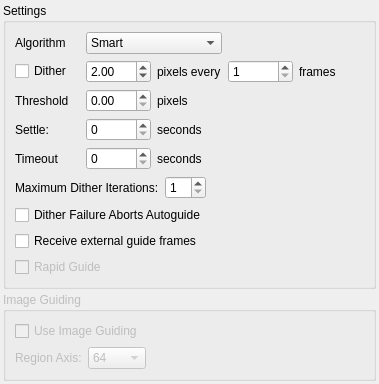
mikefulb/kstars, file kstars/ekos/guide/opsguide.ui: the form before one commit.
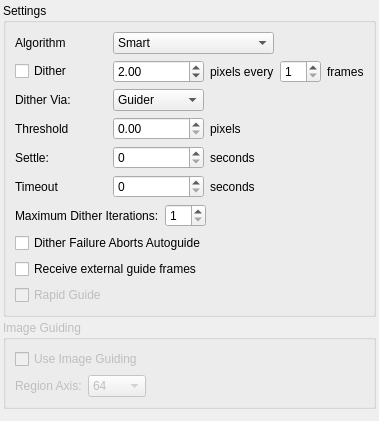
The form after the commit.

Commit message: added control and option for dithervia

Patch:
```diff
--- a/kstars/ekos/guide/opsguide.ui
+++ b/kstars/ekos/guide/opsguide.ui
@@ -7,7 +7,7 @@
     <x>0</x>
     <y>0</y>
     <width>379</width>
-    <height>378</height>
+    <height>421</height>
    </rect>
   </property>
   <layout class="QVBoxLayout" name="verticalLayout">
@@ -34,13 +34,81 @@
      <layout class="QVBoxLayout" name="verticalLayout_2">
       <item>
        <layout class="QGridLayout" name="gridLayout">
-        <item row="2" column="2">
+        <item row="5" column="2">
+         <widget class="QLabel" name="label_9">
+          <property name="text">
+           <string>seconds</string>
+          </property>
+         </widget>
+        </item>
+        <item row="5" column="1">
+         <widget class="QSpinBox" name="kcfg_DitherTimeout">
+          <property name="toolTip">
+           <string>time limit for successful dither settling</string>
+          </property>
+         </widget>
+        </item>
+        <item row="5" column="0">
+         <widget class="QLabel" name="label_8">
+          <property name="text">
+           <string>Timeout</string>
+          </property>
+         </widget>
+        </item>
+        <item row="1" column="1">
+         <widget class="QDoubleSpinBox" name="kcfg_DitherPixels">
+          <property name="toolTip">
+           <string>Number of pixels to move the guiding square in a random direction.</string>
+          </property>
+          <property name="minimum">
+           <double>0.100000000000000</double>
+          </property>
+          <property name="maximum">
+           <double>10.000000000000000</double>
+          </property>
+          <property name="singleStep">
+           <double>0.100000000000000</double>
+          </property>
+          <property name="value">
+           <double>2.000000000000000</double>
+          </property>
+         </widget>
+        </item>
+        <item row="3" column="2">
          <widget class="QLabel" name="label_7">
           <property name="text">
            <string>pixels</string>
           </property>
          </widget>
         </item>
+        <item row="3" column="1">
+         <widget class="QDoubleSpinBox" name="kcfg_DitherThreshold">
+          <property name="toolTip">
+           <string>Maximum allowable distance for guiding to be considered settled.</string>
+          </property>
+         </widget>
+        </item>
+        <item row="1" column="4">
+         <widget class="QLabel" name="label">
+          <property name="text">
+           <string>frames</string>
+          </property>
+         </widget>
+        </item>
+        <item row="0" column="0">
+         <widget class="QLabel" name="l_19">
+          <property name="text">
+           <string>Algorithm</string>
+          </property>
+         </widget>
+        </item>
+        <item row="4" column="1">
+         <widget class="QSpinBox" name="kcfg_DitherSettle">
+          <property name="toolTip">
+           <string>After dither is successful, wait for this many seconds before proceeding.</string>
+          </property>
+         </widget>
+        </item>
         <item row="1" column="0">
          <widget class="QCheckBox" name="kcfg_DitherEnabled">
           <property name="toolTip">
@@ -51,21 +119,14 @@
           </property>
          </widget>
         </item>
-        <item row="1" column="4">
-         <widget class="QLabel" name="label">
+        <item row="4" column="2">
+         <widget class="QLabel" name="label_5">
           <property name="text">
-           <string>frames</string>
+           <string>seconds</string>
           </property>
          </widget>
         </item>
-        <item row="2" column="1">
-         <widget class="QDoubleSpinBox" name="kcfg_DitherThreshold">
-          <property name="toolTip">
-           <string>Maximum allowable distance for guiding to be considered settled.</string>
-          </property>
-         </widget>
-        </item>
-        <item row="2" column="0">
+        <item row="3" column="0">
          <widget class="QLabel" name="label_6">
           <property name="toolTip">
            <string/>
@@ -75,36 +136,10 @@
           </property>
          </widget>
         </item>
-        <item row="3" column="1">
-         <widget class="QSpinBox" name="kcfg_DitherSettle">
-          <property name="toolTip">
-           <string>After dither is successful, wait for this many seconds before proceeding.</string>
-          </property>
-         </widget>
-        </item>
-        <item row="0" column="0">
-         <widget class="QLabel" name="l_19">
+        <item row="1" column="2">
+         <widget class="QLabel" name="l_22">
           <property name="text">
-           <string>Algorithm</string>
-          </property>
-         </widget>
-        </item>
-        <item row="1" column="1">
-         <widget class="QDoubleSpinBox" name="kcfg_DitherPixels">
-          <property name="toolTip">
-           <string>Number of pixels to move the guiding square in a random direction.</string>
-          </property>
-          <property name="minimum">
-           <double>0.100000000000000</double>
-          </property>
-          <property name="maximum">
-           <double>10.000000000000000</double>
-          </property>
-          <property name="singleStep">
-           <double>0.100000000000000</double>
-          </property>
-          <property name="value">
-           <double>2.000000000000000</double>
+           <string>pixels every</string>
           </property>
          </widget>
         </item>
@@ -138,6 +173,16 @@
           </item>
          </widget>
         </item>
+        <item row="4" column="0">
+         <widget class="QLabel" name="label_4">
+          <property name="toolTip">
+           <string>After dither is successful, wait for this many seconds before proceeding.</string>
+          </property>
+          <property name="text">
+           <string>Settle:</string>
+          </property>
+         </widget>
+        </item>
         <item row="1" column="3">
          <widget class="QSpinBox" name="kcfg_DitherFrames">
           <property name="toolTip">
@@ -148,49 +193,43 @@
           </property>
          </widget>
         </item>
-        <item row="1" column="2">
-         <widget class="QLabel" name="l_22">
-          <property name="text">
-           <string>pixels every</string>
+        <item row="2" column="0">
+         <widget class="QLabel" name="label_10">
+          <property name="sizePolicy">
+           <sizepolicy hsizetype="MinimumExpanding" vsizetype="Preferred">
+            <horstretch>0</horstretch>
+            <verstretch>0</verstretch>
+           </sizepolicy>
           </property>
-         </widget>
-        </item>
-        <item row="3" column="0">
-         <widget class="QLabel" name="label_4">
-          <property name="toolTip">
-           <string>After dither is successful, wait for this many seconds before proceeding.</string>
-          </property>
           <property name="text">
-           <string>Settle:</string>
+           <string>Dither Via:</string>
           </property>
          </widget>
         </item>
-        <item row="3" column="2">
-         <widget class="QLabel" name="label_5">
-          <property name="text">
-           <string>seconds</string>
+        <item row="2" column="1">
+         <widget class="QComboBox" name="DitherViaCB">
+          <property name="sizePolicy">
+           <sizepolicy hsizetype="MinimumExpanding" vsizetype="Fixed">
+            <horstretch>0</horstretch>
+            <verstretch>0</verstretch>
+           </sizepolicy>
           </property>
-         </widget>
-        </item>
-        <item row="4" column="0">
-         <widget class="QLabel" name="label_8">
-          <property name="text">
-           <string>Timeout</string>
-          </property>
-         </widget>
-        </item>
-        <item row="4" column="1">
-         <widget class="QSpinBox" name="kcfg_DitherTimeout">
           <property name="toolTip">
-           <string>time limit for successful dither settling</string>
+           <string>Dither can be via the guider or unguided using mount slews.</string>
           </property>
-         </widget>
-        </item>
-        <item row="4" column="2">
-         <widget class="QLabel" name="label_9">
-          <property name="text">
-           <string>seconds</string>
+          <property name="currentText">
+           <string>Guider</string>
           </property>
+          <item>
+           <property name="text">
+            <string>Guider</string>
+           </property>
+          </item>
+          <item>
+           <property name="text">
+            <string>Unguided</string>
+           </property>
+          </item>
          </widget>
         </item>
        </layout>
```
The commit also changes 1 other file.
